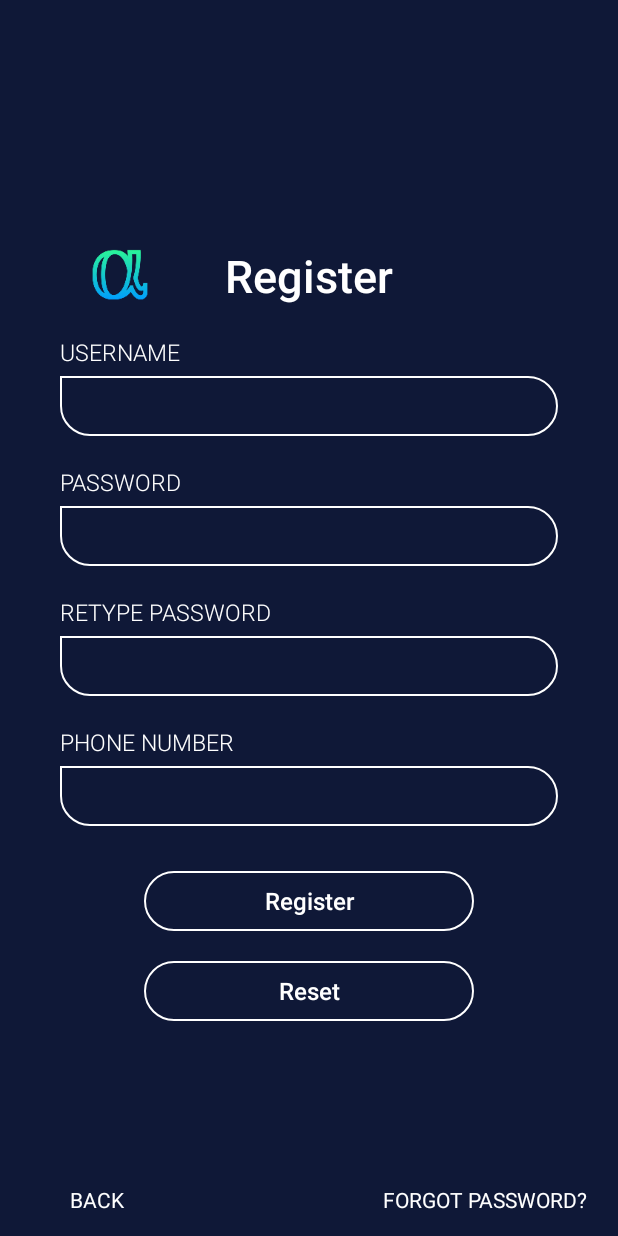
After one commit to thienphuc83/AlphaCoffee, an Android app: the RegisterActivity screen opened directly, with no data from a screen before it, on a phone screen of 412 x 824 dp. The commit adds this screen. Run offline under Robolectric (Android 15) with nearby library versions, the phone set to English and light mode, and no system bars.

```diff
--- a/app/src/main/AndroidManifest.xml
+++ b/app/src/main/AndroidManifest.xml
@@ -16,15 +16,15 @@
 
         </activity>
         <activity android:name=".activity.LoginActivity">
-
-        </activity>
-        <activity android:name=".activity.HomeActivity">
             <intent-filter>
                 <action android:name="android.intent.action.MAIN" />
 
                 <category android:name="android.intent.category.LAUNCHER" />
             </intent-filter>
         </activity>
+        <activity android:name=".activity.HomeActivity">
+
+        </activity>
         <activity android:name=".activity.MainActivity" />
     </application>
 
--- /dev/null
+++ b/app/src/main/java/com/example/alphacoffee/activity/RegisterActivity.java
@@ -0,0 +1,16 @@
+package com.example.alphacoffee.activity;
+
+import androidx.appcompat.app.AppCompatActivity;
+
+import android.os.Bundle;
+
+import com.example.alphacoffee.R;
+
+public class RegisterActivity extends AppCompatActivity {
+
+    @Override
+    protected void onCreate(Bundle savedInstanceState) {
+        super.onCreate(savedInstanceState);
+        setContentView(R.layout.activity_register);
+    }
+}
--- a/app/src/main/res/layout/activity_register.xml
+++ b/app/src/main/res/layout/activity_register.xml
@@ -7,7 +7,6 @@
     android:animateLayoutChanges="true"
     android:background="@color/theme"
     tools:context=".activity.RegisterActivity">
-
     <RelativeLayout
         android:layout_width="wrap_content"
         android:layout_height="wrap_content"
```
